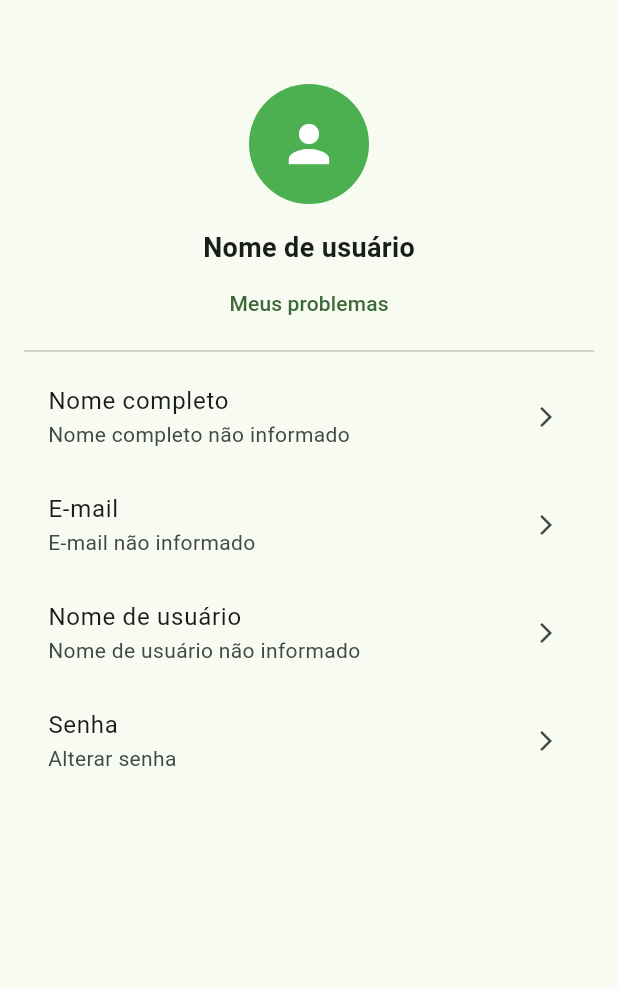
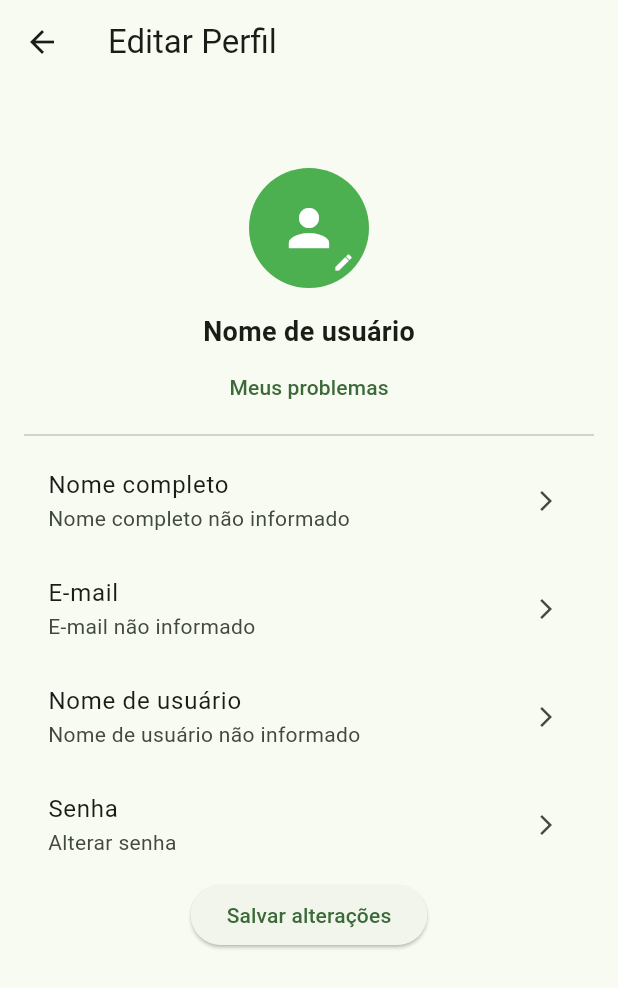
Before and after one commit to Leozin777/city-watch-app, a Flutter app: the SettingsScreen screen opened directly, after a tap on "Ver perfil", on a phone screen of 412 x 824 dp. Shown: the top 988 px of the screen. Run offline on Flutter 3.47's test engine with Material 3 defaults, Android fonts, the phone set to English and light mode, and no system bars; our stand-ins replace camera, equatable, flutter_bloc, flutter_secure_storage, geocoding, geolocator and 4 more; missing offline and left inert: flutter_config, flutter_exit_app; accounts and stored records are empty.

Commit message:
:construction: icons/bloc/pages

```diff
--- a/lib/bloc/profile_bloc/profile_bloc.dart
+++ b/lib/bloc/profile_bloc/profile_bloc.dart
@@ -0,0 +1,27 @@
+import 'dart:io';
+import 'package:flutter_bloc/flutter_bloc.dart';
+import '../../bloc/profile_bloc/profile_event.dart';
+import '../../bloc/profile_bloc/profile_state.dart';
+import '../../data/models/interface/iprofile_service.dart';
+import '../../main.dart';
+
+class ProfileBloc extends Bloc<ProfileEvent, ProfileState> {
+  final IProfileService _profileService;
+
+  ProfileBloc({required IProfileService profileService})
+      : _profileService = profileService,
+        super(ProfileInitialState());
+
+  @override
+  Stream<ProfileState> mapEventToState(ProfileEvent event) async* {
+    if (event is EditFieldEvent) {
+      yield ProfileFieldUpdatedState(
+        fieldName: event.fieldName,
+        fieldValue: event.fieldValue,
+      );
+    } else if (event is UpdateProfileImageEvent) {
+      yield ProfileImageUpdatedState(event.profileImage);
+    }
+
+  }
+}
--- a/lib/bloc/profile_bloc/profile_event.dart
+++ b/lib/bloc/profile_bloc/profile_event.dart
@@ -0,0 +1,38 @@
+import 'dart:io';
+import 'package:equatable/equatable.dart';
+import '../../data/models/dtos/profile_edit_dto.dart';
+
+abstract class ProfileEvent extends Equatable {
+  const ProfileEvent();
+
+  @override
+  List<Object?> get props => [];
+}
+
+class EditFieldEvent extends ProfileEvent {
+  final String fieldName;
+  final String fieldValue;
+
+  const EditFieldEvent({required this.fieldName, required this.fieldValue});
+
+  @override
+  List<Object?> get props => [fieldName, fieldValue];
+}
+
+class UpdateProfileImageEvent extends ProfileEvent {
+  final File profileImage;
+
+  const UpdateProfileImageEvent(this.profileImage);
+
+  @override
+  List<Object?> get props => [profileImage];
+}
+
+class UpdateProfileEvent extends ProfileEvent {
+  final ProfileEditDto profileEditDto;
+
+  const UpdateProfileEvent(this.profileEditDto);
+
+  @override
+  List<Object?> get props => [profileEditDto];
+}
--- a/lib/bloc/profile_bloc/profile_state.dart
+++ b/lib/bloc/profile_bloc/profile_state.dart
@@ -0,0 +1,53 @@
+import 'dart:io';
+import 'package:city_watch/data/models/dtos/profile_edit_dto.dart';
+import 'package:equatable/equatable.dart';
+
+abstract class ProfileState extends Equatable {
+  const ProfileState();
+
+  @override
+  List<Object?> get props => [];
+}
+
+class ProfileInitialState extends ProfileState {}
+
+class ProfileImageUpdatedState extends ProfileState {
+  final File profileImage;
+
+  const ProfileImageUpdatedState(this.profileImage);
+
+  @override
+  List<Object?> get props => [profileImage];
+}
+
+class ProfileFieldUpdatedState extends ProfileState {
+  final String fieldName;
+  final String fieldValue;
+
+  const ProfileFieldUpdatedState({required this.fieldName, required this.fieldValue});
+
+  @override
+  List<Object?> get props => [fieldName, fieldValue];
+}
+
+class ProfileUpdateLoadingState extends ProfileState {}
+
+class ProfileUpdateSuccessState extends ProfileState {
+  final String message;
+  final ProfileEditDto updatedProfile;
+
+  const ProfileUpdateSuccessState(this.message, this.updatedProfile);
+
+  @override
+  List<Object?> get props => [message, updatedProfile];
+}
+
+
+class ProfileUpdateFailureState extends ProfileState {
+  final String error;
+
+  const ProfileUpdateFailureState(this.error);
+
+  @override
+  List<Object?> get props => [error];
+}
--- /dev/null
+++ b/lib/data/models/dtos/profile_edit_dto.dart
@@ -0,0 +1,19 @@
+class ProfileEditDto {
+  final String name;
+  final String email;
+  final String password;
+
+  ProfileEditDto({
+    required this.name,
+    required this.email,
+    required this.password,
+  });
+
+  Map<String, dynamic> toJson() {
+    return {
+      'name': name,
+      'email': email,
+      'password': password,
+    };
+  }
+}
--- /dev/null
+++ b/lib/data/models/interface/iprofile_service.dart
@@ -0,0 +1,5 @@
+import 'package:city_watch/data/models/dtos/profile_edit_dto.dart';
+
+abstract interface class IProfileService {
+  Future<void> editarPerfil(String id, ProfileEditDto perfil);
+}
--- /dev/null
+++ b/lib/data/service/profile_service.dart
@@ -0,0 +1,21 @@
+import 'package:city_watch/data/models/dtos/profile_edit_dto.dart';
+import 'package:city_watch/data/models/enums/e_http_method.dart';
+import 'package:city_watch/data/service/base_service.dart';
+
+import '../../base_url_constante.dart';
+import '../models/interface/iprofile_service.dart';
+
+class ProfileService extends BaseService implements IProfileService {
+  @override
+  Future<void> editarPerfil(String id, ProfileEditDto perfil) async {
+    final response = await makeRequest(
+      url: "$baseUrl/user/$id",
+      method: EHttpMethod.put,
+      parameters: perfil.toJson(),
+    );
+
+    if (response == null) {
+      throw Exception("Erro ao atualizar o perfil");
+    }
+  }
+}
--- a/lib/views/pages/profile_page.dart
+++ b/lib/views/pages/profile_page.dart
@@ -1,6 +1,12 @@
+import 'dart:io';
 import 'package:flutter/material.dart';
-import 'dart:io';
+import 'package:flutter_bloc/flutter_bloc.dart';
 import 'package:image_picker/image_picker.dart';
+import '../../bloc/profile_bloc/profile_state.dart';
+import '../../bloc/profile_bloc/profile_event.dart';
+import '../../bloc/profile_bloc/profile_bloc.dart';
+import '../../data/models/dtos/profile_edit_dto.dart';
+import '../../data/service/profile_service.dart';
 
 class ProfileScreen extends StatefulWidget {
   @override
@@ -8,50 +14,52 @@ class ProfileScreen extends StatefulWidget {
 }
 
 class _ProfileScreenState extends State<ProfileScreen> {
+  final _fullNameController = TextEditingController();
+  final _emailController = TextEditingController();
+  final _usernameController = TextEditingController();
+  final _passwordController = TextEditingController();
   File? _profileImage;
-  final _fullNameController = TextEditingController(); // Removido texto padrão
-  final _emailController = TextEditingController(); // Removido texto padrão
-  final _usernameController = TextEditingController(); // Removido texto padrão
-  final _passwordController = TextEditingController();
+
+  final ImagePicker _picker = ImagePicker();
+
 
   Future<void> _pickImage() async {
-    final picker = ImagePicker();
-    final pickedFile = await picker.pickImage(source: ImageSource.gallery);
+    final pickedFile = await _picker.pickImage(source: ImageSource.gallery);
 
     if (pickedFile != null) {
       setState(() {
         _profileImage = File(pickedFile.path);
       });
+
+      BlocProvider.of<ProfileBloc>(context).add(
+          UpdateProfileImageEvent(_profileImage!));
     }
   }
 
-  void _editField(TextEditingController controller, String fieldName) {
+  void _editField(BuildContext context, String fieldName,
+      TextEditingController controller) {
     showDialog(
       context: context,
-      builder: (context) {
+      builder: (_) {
         return AlertDialog(
           title: Text('Editar $fieldName'),
-          content: SingleChildScrollView(
-            child: TextField(
+          content: TextField(
             controller: controller,
-              decoration: InputDecoration(
-                hintText: 'Digite o novo $fieldName',
-              ),
-            ),
+            decoration: InputDecoration(hintText: 'Digite o novo $fieldName'),
           ),
           actions: [
             TextButton(
-              onPressed: () {
-                Navigator.pop(context);
-              },
+              onPressed: () => Navigator.pop(context),
               child: Text('Cancelar'),
             ),
             TextButton(
               onPressed: () {
-                setState(() {});
-                Navigator.pop(context);
+                BlocProvider.of<ProfileBloc>(context).add(EditFieldEvent(
+                  fieldName: fieldName,
+                  fieldValue: controller.text,
+                ));
               },
-              child: Text('Salvar'),
+              child: Text('Ok'),
             ),
           ],
         );
@@ -59,32 +67,98 @@ class _ProfileScreenState extends State<ProfileScreen> {
     );
   }
 
+
+  void _updateProfile() {
+    final profileEditDto = ProfileEditDto(
+      name: _fullNameController.text,
+      email: _emailController.text,
+      password: _passwordController.text,
+    );
+
+
+    BlocProvider.of<ProfileBloc>(context).add(
+        UpdateProfileEvent(profileEditDto));
+  }
+
   @override
   Widget build(BuildContext context) {
     return Scaffold(
-      body: SingleChildScrollView(
+      appBar: AppBar(
+        leading: IconButton(
+          icon: Icon(Icons.arrow_back),
+          onPressed: () {
+            Navigator.pop(context); // Volta para a tela anterior
+          },
+        ),
+        title: Text('Editar Perfil'),
+      ),
+      body: BlocProvider(
+        create: (_) => ProfileBloc(profileService: ProfileService()),
+        child: BlocListener<ProfileBloc, ProfileState>(
+          listener: (context, state) {
+            if (state is ProfileImageUpdatedState) {
+              setState(() {
+                _profileImage = state.profileImage;
+              });
+            } else if (state is ProfileFieldUpdatedState) {
+              setState(() {
+                if (state.fieldName == 'Nome completo') {
+                  _fullNameController.text = state.fieldValue;
+                } else if (state.fieldName == 'E-mail') {
+                  _emailController.text = state.fieldValue;
+                } else if (state.fieldName == 'Nome de usuário') {
+                  _usernameController.text = state.fieldValue;
+                } else if (state.fieldName == 'Senha') {
+                  _passwordController.text = state.fieldValue;
+                }
+              });
+              Navigator.pop(context);
+            } else if (state is ProfileUpdateLoadingState) {
+              ScaffoldMessenger.of(context).showSnackBar(
+                  SnackBar(content: Text('Atualizando perfil...')));
+            } else if (state is ProfileUpdateSuccessState) {
+              ScaffoldMessenger.of(context).showSnackBar(
+                  SnackBar(content: Text('Perfil atualizado com sucesso!')));
+            } else if (state is ProfileUpdateFailureState) {
+              ScaffoldMessenger.of(context).showSnackBar(
+                  SnackBar(content: Text('Falha ao atualizar o perfil')));
+            }
+          },
+          child: SingleChildScrollView(
             padding: const EdgeInsets.all(16.0),
             child: Column(
               children: [
-            SizedBox(height: 40), // Espaçamento acima da foto do usuário
+                SizedBox(height: 40),
                 GestureDetector(
                   onTap: _pickImage,
-              child: CircleAvatar(
+                  child: Stack(
+                    children: [
+                      CircleAvatar(
                         radius: 40,
                         backgroundColor: Colors.green,
-                backgroundImage: _profileImage != null ? FileImage(_profileImage!) : null,
+                        backgroundImage: _profileImage != null ? FileImage(
+                            _profileImage!) : null,
                         child: _profileImage == null
-                    ? Icon(
-                  Icons.person,
+                            ? Icon(Icons.person, color: Colors.white, size: 40)
+                            : null,
+                      ),
+                      Positioned(
+                        bottom: 10,
+                        right: 10,
+                        child: Icon(
+                          Icons.edit,
                           color: Colors.white,
-                  size: 40,
-                )
-                    : null,
+                          size: 14,
+                        ),
+                      ),
+                    ],
                   ),
                 ),
                 SizedBox(height: 16),
                 Text(
-              _usernameController.text.isEmpty ? 'Nome de usuário' : _usernameController.text,
+                  _usernameController.text.isEmpty
+                      ? 'Nome de usuário'
+                      : _usernameController.text,
                   style: TextStyle(fontSize: 18, fontWeight: FontWeight.bold),
                 ),
                 TextButton(
@@ -94,29 +168,45 @@ class _ProfileScreenState extends State<ProfileScreen> {
                 Divider(),
                 ListTile(
                   title: Text('Nome completo'),
-              subtitle: Text(_fullNameController.text.isEmpty ? 'Nome completo não informado' : _fullNameController.text),
+                  subtitle: Text(_fullNameController.text.isEmpty
+                      ? 'Nome completo não informado'
+                      : _fullNameController.text),
                   trailing: Icon(Icons.arrow_forward_ios, size: 16),
-              onTap: () => _editField(_fullNameController, 'Nome completo'),
+                  onTap: () =>
+                      _editField(context, 'Nome completo', _fullNameController),
                 ),
                 ListTile(
                   title: Text('E-mail'),
-              subtitle: Text(_emailController.text.isEmpty ? 'E-mail não informado' : _emailController.text),
+                  subtitle: Text(_emailController.text.isEmpty
+                      ? 'E-mail não informado'
+                      : _emailController.text),
                   trailing: Icon(Icons.arrow_forward_ios, size: 16),
-              onTap: () => _editField(_emailController, 'E-mail'),
+                  onTap: () => _editField(context, 'E-mail', _emailController),
                 ),
                 ListTile(
                   title: Text('Nome de usuário'),
-              subtitle: Text(_usernameController.text.isEmpty ? 'Nome de usuário não informado' : _usernameController.text),
+                  subtitle: Text(_usernameController.text.isEmpty
+                      ? 'Nome de usuário não informado'
+                      : _usernameController.text),
                   trailing: Icon(Icons.arrow_forward_ios, size: 16),
-              onTap: () => _editField(_usernameController, 'Nome de usuário'),
+                  onTap: () =>
+                      _editField(
+                          context, 'Nome de usuário', _usernameController),
                 ),
                 ListTile(
                   title: Text('Senha'),
                   subtitle: Text('Alterar senha'),
                   trailing: Icon(Icons.arrow_forward_ios, size: 16),
-              onTap: () => _editField(_passwordController, 'Senha'),
+                  onTap: () =>
+                      _editField(context, 'Senha', _passwordController),
+                ),
+                ElevatedButton(
+                  onPressed: _updateProfile,
+                  child: Text('Salvar alterações'),
                 ),
               ],
+            ),
+          ),
         ),
       ),
     );
--- a/lib/views/pages/setting_page.dart
+++ b/lib/views/pages/setting_page.dart
@@ -1,25 +1,24 @@
+import 'package:flutter/material.dart';
+import 'package:flutter_bloc/flutter_bloc.dart';
+import 'package:flutter_exit_app/flutter_exit_app.dart'; // Para fechar o app
+import '../../bloc/setting_bloc/setting_state.dart';
+import '../../bloc/setting_bloc/setting_event.dart';
+import '../../bloc/setting_bloc/setting_bloc.dart';
 import 'package:city_watch/views/pages/profile_page.dart';
-import 'package:flutter/material.dart';
-import 'package:flutter/services.dart';
 
-class SettingsScreen extends StatefulWidget {
-  @override
-  _SettingsScreenState createState() => _SettingsScreenState();
-}
-
-class _SettingsScreenState extends State<SettingsScreen> {
-  int selectedOption = -1;
-
-  void navigateToProfile() {
-    Navigator.push(
-      context,
-      MaterialPageRoute(builder: (context) => ProfileScreen()),
-    );
-  }
-
+class SettingsScreen extends StatelessWidget {
   @override
   Widget build(BuildContext context) {
-    return Scaffold(
+    return BlocProvider(
+      create: (_) => SettingsBloc(),
+      child: BlocListener<SettingsBloc, SettingState>(
+        listener: (context, state) {
+          if (state is SettingsExitAppState) {
+            // Fecha o aplicativo quando o estado SettingsExitAppState for emitido
+            FlutterExitApp.exitApp(); // Ou você pode tentar SystemNavigator.pop();
+          }
+        },
+        child: Scaffold(
           appBar: AppBar(
             automaticallyImplyLeading: false,
           ),
@@ -29,7 +28,13 @@ class _SettingsScreenState extends State<SettingsScreen> {
               crossAxisAlignment: CrossAxisAlignment.start,
               children: [
                 GestureDetector(
-              onTap: navigateToProfile,
+                  onTap: () {
+                    // Redireciona para a página de perfil ao clicar na imagem do usuário
+                    Navigator.push(
+                      context,
+                      MaterialPageRoute(builder: (context) => ProfileScreen()),
+                    );
+                  },
                   child: Row(
                     children: [
                       CircleAvatar(
@@ -48,7 +53,13 @@ class _SettingsScreenState extends State<SettingsScreen> {
                             style: TextStyle(fontSize: 20, fontWeight: FontWeight.bold),
                           ),
                           GestureDetector(
-                        onTap: navigateToProfile,
+                            onTap: () {
+                              // Redireciona para a página de perfil ao clicar em "Ver perfil"
+                              Navigator.push(
+                                context,
+                                MaterialPageRoute(builder: (context) => ProfileScreen()),
+                              );
+                            },
                             child: Text(
                               'Ver perfil',
                               style: TextStyle(color: Colors.green, fontSize: 16),
@@ -60,13 +71,13 @@ class _SettingsScreenState extends State<SettingsScreen> {
                   ),
                 ),
                 SizedBox(height: 30),
-            buildRadioButton(0, 'Receber todas as notificações'),
-            buildRadioButton(1, 'Apenas notificações dos meus problemas'),
-            buildRadioButton(2, 'Apenas dos problemas interagidos'),
-            buildRadioButton(3, 'Desativar notificações'),
+                buildRadioButton(context, 0, 'Receber todas as notificações'),
+                buildRadioButton(context, 1, 'Apenas notificações dos meus problemas'),
+                buildRadioButton(context, 2, 'Apenas dos problemas interagidos'),
+                buildRadioButton(context, 3, 'Desativar notificações'),
                 SizedBox(height: 20),
                 GestureDetector(
-              onTap: () => exitApp(),
+                  onTap: () => context.read<SettingsBloc>().add(ExitAppEvent()), // Dispara o evento para sair do app
                   child: Row(
                     children: [
                       Icon(Icons.power_settings_new),
@@ -81,23 +92,27 @@ class _SettingsScreenState extends State<SettingsScreen> {
               ],
             ),
           ),
+        ),
+      ),
     );
   }
 
-  Widget buildRadioButton(int value, String title) {
+  Widget buildRadioButton(BuildContext context, int value, String title) {
+    return BlocBuilder<SettingsBloc, SettingState>(
+      builder: (context, state) {
+        int selectedOption = state is NotificationOptionSelectedState ? state.selectedOption : -1;
+
         return RadioListTile(
           value: value,
           groupValue: selectedOption,
           onChanged: (int? newValue) {
-        setState(() {
-          selectedOption = newValue!;
-        });
+            if (newValue != null) {
+              context.read<SettingsBloc>().add(SelectNotificationOptionEvent(newValue));
+            }
           },
           title: Text(title),
         );
-  }
-
-  void exitApp() {
-    SystemNavigator.pop();
+      },
+    );
   }
 }
--- a/pubspec.yaml
+++ b/pubspec.yaml
@@ -41,6 +41,8 @@ dependencies:
   shared_preferences: ^2.2.3
   image_picker: ^1.0.0
   http: ^1.2.2
+  equatable: ^2.0.3
+  flutter_exit_app: ^1.0.0
   google_maps_flutter: ^2.6.1
   geolocator: ^13.0.1
   flutter_config: ^2.0.2
```
Also changed, not shown: lib/bloc/setting_bloc/setting_bloc.dart (+22 -0 lines), lib/bloc/setting_bloc/setting_event.dart (+21 -0 lines), lib/bloc/setting_bloc/setting_state.dart (+21 -0 lines), lib/data/service/base_service.dart (+7 -1 lines), pubspec.lock. Lines whose indentation alone changed are shown as unchanged.
